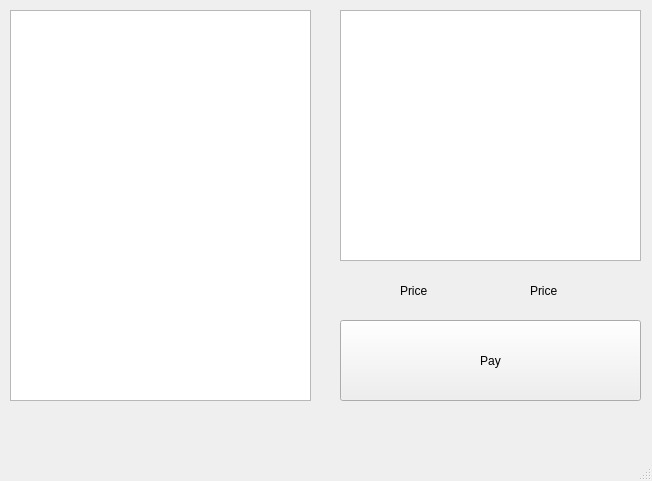
Before: the Qt Designer form payment.ui in cinxdy/Dae-Ta, drawn with Qt 5.
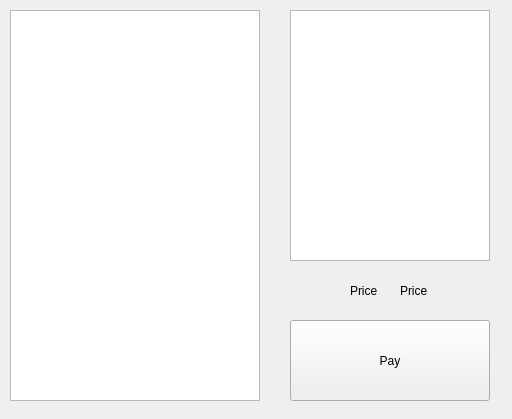
After: the same form once the commit is applied.

Commit message: Update thread and payment ui and functions

Patch:
```diff
--- a/payment.ui
+++ b/payment.ui
@@ -1,25 +1,24 @@
 <?xml version="1.0" encoding="UTF-8"?>
 <ui version="4.0">
  <class>payment</class>
- <widget class="QMainWindow" name="payment">
+ <widget class="QWidget" name="payment">
   <property name="geometry">
    <rect>
     <x>0</x>
     <y>0</y>
-    <width>652</width>
-    <height>481</height>
+    <width>512</width>
+    <height>419</height>
    </rect>
   </property>
   <property name="windowTitle">
    <string>MainWindow</string>
   </property>
-  <widget class="QWidget" name="centralwidget">
    <widget class="QTableWidget" name="tableMenu">
     <property name="geometry">
      <rect>
       <x>10</x>
       <y>10</y>
-      <width>301</width>
+     <width>250</width>
       <height>391</height>
      </rect>
     </property>
@@ -27,17 +26,17 @@
    <widget class="QTableWidget" name="tableCart">
     <property name="geometry">
      <rect>
-      <x>340</x>
+     <x>290</x>
       <y>10</y>
-      <width>301</width>
+     <width>200</width>
       <height>251</height>
      </rect>
     </property>
    </widget>
-   <widget class="QLabel" name="lbPrice">
+  <widget class="QLabel" name="lbPriceToPay">
     <property name="geometry">
      <rect>
-      <x>400</x>
+     <x>350</x>
       <y>280</y>
       <width>68</width>
       <height>22</height>
@@ -50,9 +49,9 @@
    <widget class="QPushButton" name="btnPay">
     <property name="geometry">
      <rect>
-      <x>340</x>
+     <x>290</x>
       <y>320</y>
-      <width>301</width>
+     <width>200</width>
       <height>81</height>
      </rect>
     </property>
@@ -60,10 +59,10 @@
      <string>Pay</string>
     </property>
    </widget>
-   <widget class="QLabel" name="lbPriceToPay">
+  <widget class="QLabel" name="lbPrice">
     <property name="geometry">
      <rect>
-      <x>530</x>
+     <x>400</x>
       <y>280</y>
       <width>68</width>
       <height>22</height>
@@ -73,18 +72,6 @@
      <string>Price</string>
     </property>
    </widget>
-  </widget>
-  <widget class="QMenuBar" name="menubar">
-   <property name="geometry">
-    <rect>
-     <x>0</x>
-     <y>0</y>
-     <width>652</width>
-     <height>28</height>
-    </rect>
-   </property>
-  </widget>
-  <widget class="QStatusBar" name="statusbar"/>
  </widget>
  <resources/>
  <connections/>
```
Left out of the diff: 2 changed lines with no effect on the pictures. Lines whose indentation alone changed are shown as unchanged. The commit also changes 8 other files.
